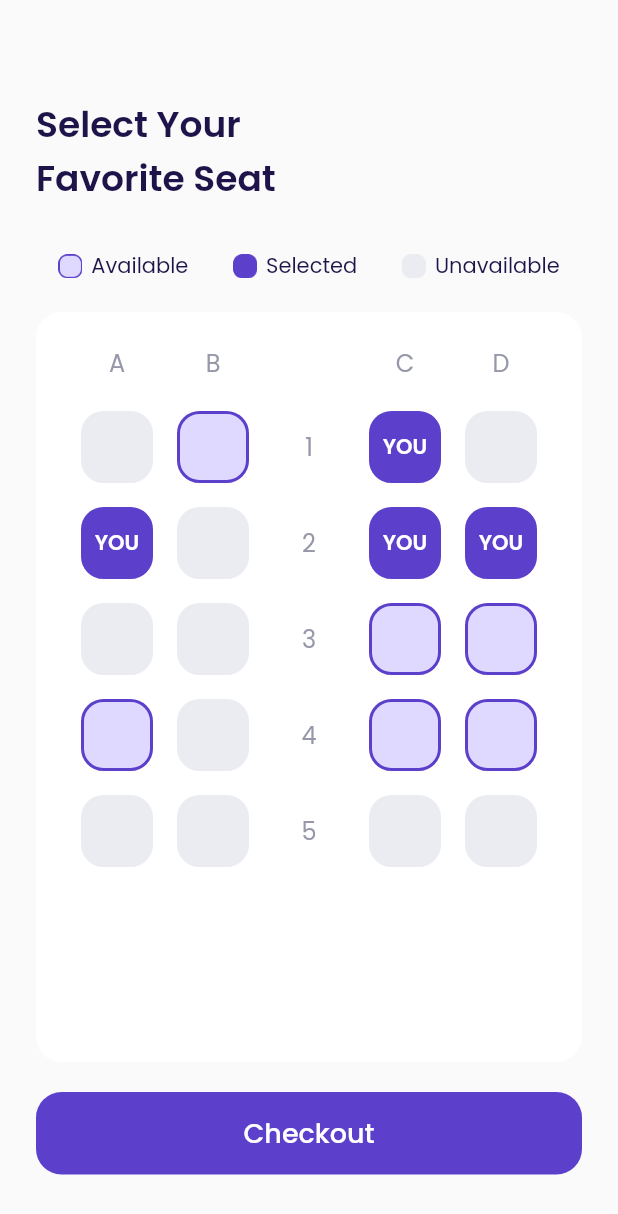
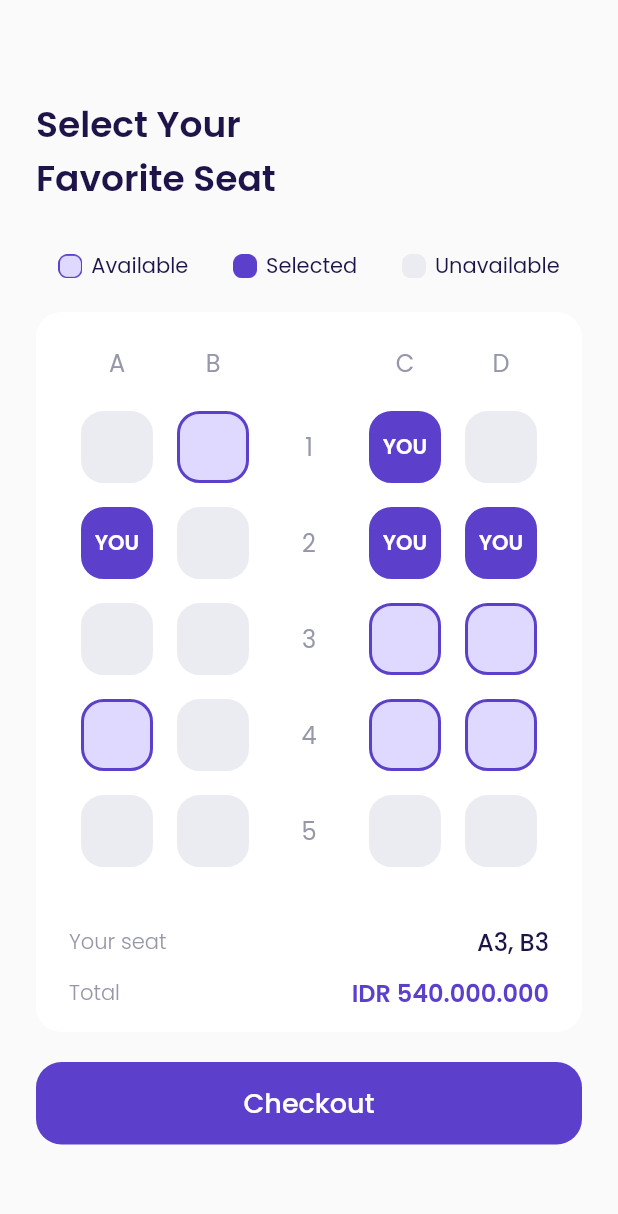
Before and after one commit to aprxty3/airplane_ticketing, a Flutter app: the SeatPage screen opened by its route, on a phone screen of 412 x 824 dp. Shown: the top 1214 px of the screen. Run offline on Flutter 3.47's test engine with Material 2 defaults, Android fonts, the phone set to English and light mode, and no system bars; our stand-ins replace google_fonts.

Commit message:
fixing seat page

```diff
--- a/lib/ui/pages/seat_page.dart
+++ b/lib/ui/pages/seat_page.dart
@@ -296,7 +296,7 @@ class SeatPage extends StatelessWidget {
         margin: const EdgeInsets.symmetric(vertical: 20),
         padding: const EdgeInsets.symmetric(vertical: 10, horizontal: 22),
         width: double.infinity,
-        height: 500,
+        height: 480,
         decoration: BoxDecoration(
           color: sWhiteColor,
           borderRadius: BorderRadius.circular(defaultRadius),
@@ -310,6 +310,38 @@ class SeatPage extends StatelessWidget {
               seat3(),
               seat4(),
               seat5(),
+              Container(
+                margin: const EdgeInsets.only(top: 30),
+                child: Row(
+                  mainAxisAlignment: MainAxisAlignment.spaceBetween,
+                  children: [
+                    Text(
+                      'Your seat',
+                      style: seatStyle3,
+                    ),
+                    Text(
+                      'A3, B3',
+                      style: seatStyle4,
+                    ),
+                  ],
+                ),
+              ),
+              Container(
+                margin: const EdgeInsets.only(top: 10),
+                child: Row(
+                  mainAxisAlignment: MainAxisAlignment.spaceBetween,
+                  children: [
+                    Text(
+                      'Total',
+                      style: seatStyle3,
+                    ),
+                    Text(
+                      'IDR 540.000.000',
+                      style: seatPriceStyle,
+                    ),
+                  ],
+                ),
+              )
             ],
           ),
         ),
@@ -319,10 +351,12 @@ class SeatPage extends StatelessWidget {
     Widget button() {
       return ButtonWidget(
         title: ('Checkout'),
-        onPressed: () {},
+        onPressed: () {
+          Navigator.pushNamed(context, '/checkout');
+        },
         width: double.infinity,
         margin: const EdgeInsets.only(
-          bottom: 30,
+          bottom: 10,
         ),
       );
     }
```
